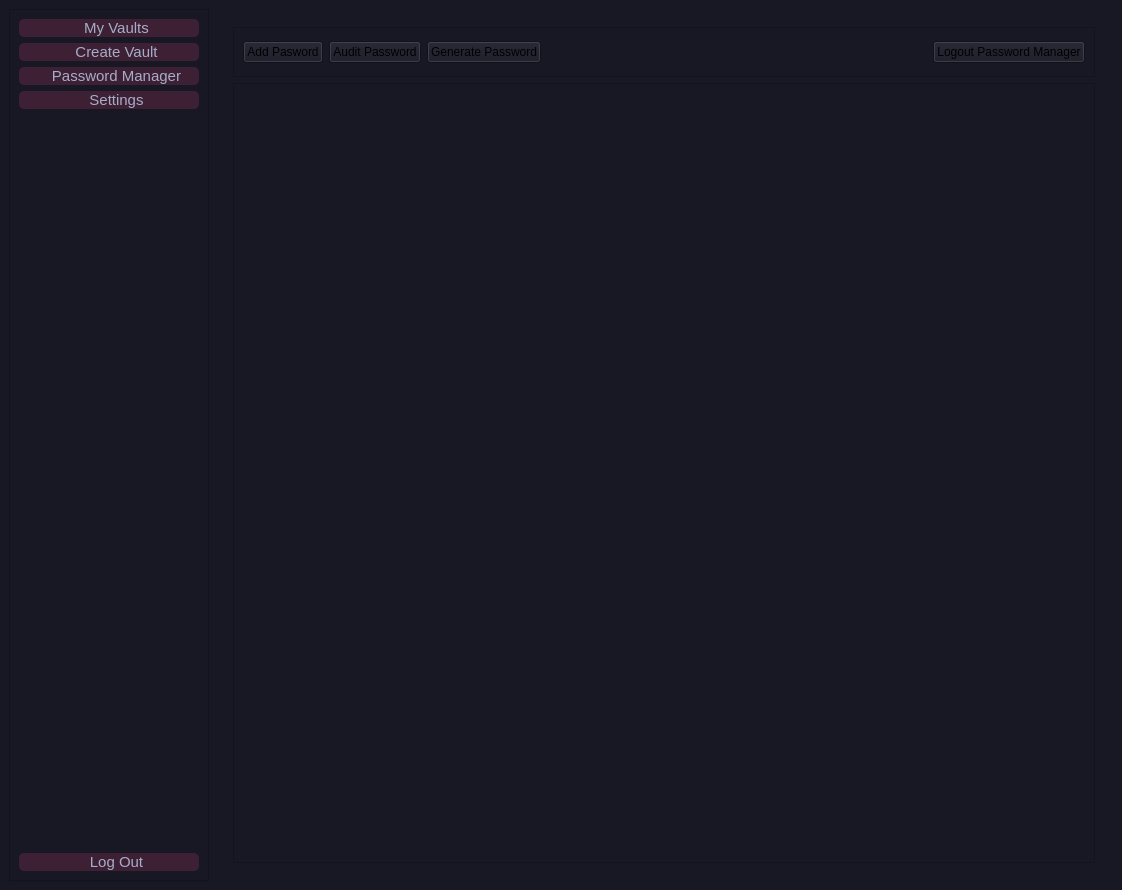
Ghospicer/SiriusVault, file SiriusVaultGUI/src/main_menu.ui: the form before one commit.
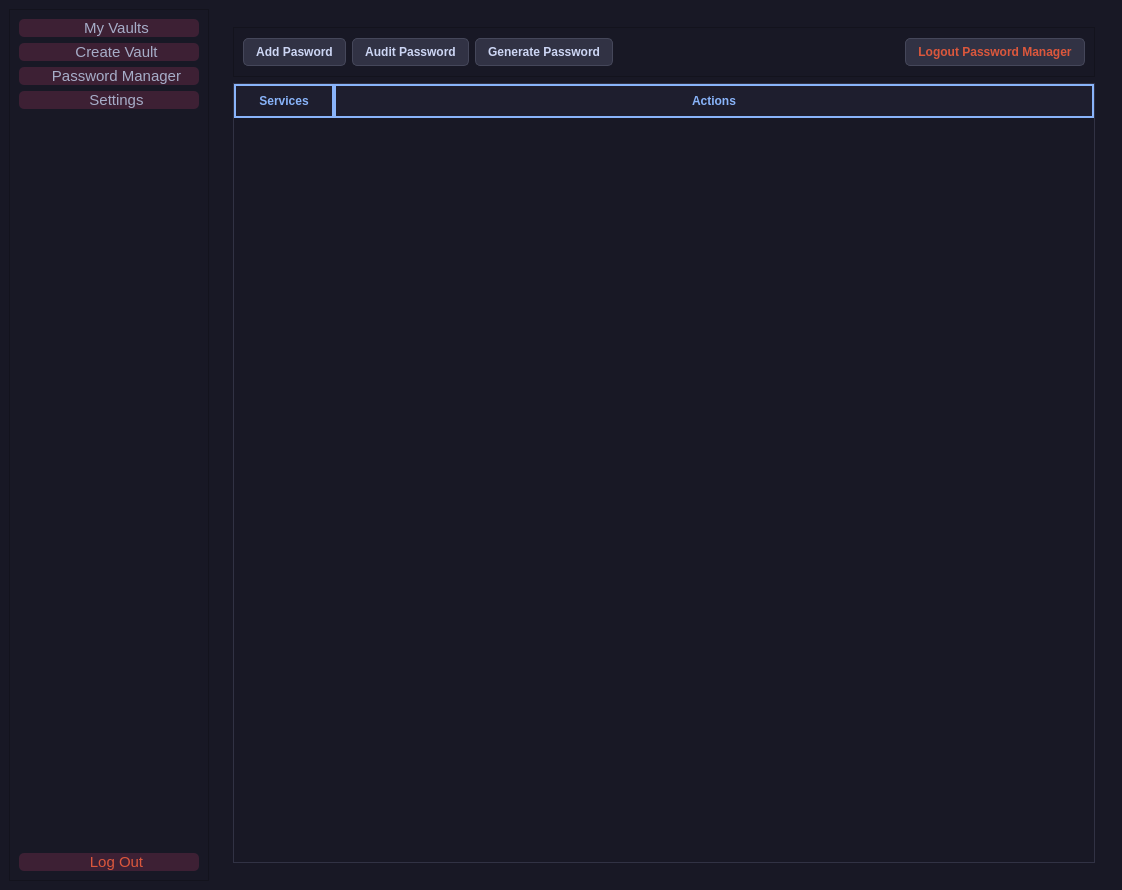
The form after the commit. The open tabs and pages were chosen to show the change. Icons and pictures are not drawn.

Commit message:
Ongoing UI design.
Added some dialogs.

```diff
--- a/SiriusVaultGUI/src/main_menu.ui
+++ b/SiriusVaultGUI/src/main_menu.ui
@@ -194,7 +194,7 @@
     text-align: center;
     padding-left: 15px;
     border: 2px;
-    color: #a6adc8;
+    color: #dc573c;
     font-size: 11pt;
     background-color: #3d2034;
     border-radius: 5px;
@@ -653,6 +653,22 @@
               <layout class="QHBoxLayout" name="horizontalLayout_2">
                <item>
                 <widget class="QPushButton" name="btn_pm_add">
+                 <property name="styleSheet">
+                  <string notr="true">QPushButton {
+    background-color: #313244;
+    color: #cdd6f4;
+    border: 1px solid #45475a;
+    border-radius: 5px;
+    padding: 6px 12px;
+    font-weight: bold;
+}
+
+QPushButton:hover {
+    background-color: #45475a;
+    color: #ffffff;
+    border-color: #89b4fa;
+}</string>
+                 </property>
                  <property name="text">
                   <string>Add Pasword</string>
                  </property>
@@ -660,6 +676,22 @@
                </item>
                <item>
                 <widget class="QPushButton" name="btn_pm_audit">
+                 <property name="styleSheet">
+                  <string notr="true">QPushButton {
+    background-color: #313244;
+    color: #cdd6f4;
+    border: 1px solid #45475a;
+    border-radius: 5px;
+    padding: 6px 12px;
+    font-weight: bold;
+}
+
+QPushButton:hover {
+    background-color: #45475a;
+    color: #ffffff;
+    border-color: #89b4fa;
+}</string>
+                 </property>
                  <property name="text">
                   <string>Audit Password</string>
                  </property>
@@ -667,6 +699,22 @@
                </item>
                <item>
                 <widget class="QPushButton" name="btn_pm_gen">
+                 <property name="styleSheet">
+                  <string notr="true">QPushButton {
+    background-color: #313244;
+    color: #cdd6f4;
+    border: 1px solid #45475a;
+    border-radius: 5px;
+    padding: 6px 12px;
+    font-weight: bold;
+}
+
+QPushButton:hover {
+    background-color: #45475a;
+    color: #ffffff;
+    border-color: #89b4fa;
+}</string>
+                 </property>
                  <property name="text">
                   <string>Generate Password</string>
                  </property>
@@ -687,6 +735,22 @@
                </item>
                <item>
                 <widget class="QPushButton" name="btn_pm_logout">
+                 <property name="styleSheet">
+                  <string notr="true">QPushButton {
+    background-color: #313244;
+    color: #dc573c;
+    border: 1px solid #45475a;
+    border-radius: 5px;
+    padding: 6px 12px;
+    font-weight: bold;
+}
+
+QPushButton:hover {
+    background-color: #dc573c;
+    color: #ffffff;
+    border-color: #89b4fa;
+}</string>
+                 </property>
                  <property name="text">
                   <string>Logout Password Manager</string>
                  </property>
@@ -696,7 +760,82 @@
              </widget>
             </item>
             <item>
-             <widget class="QTableWidget" name="table_pm_list"/>
+             <widget class="QTableWidget" name="table_pm_list">
+              <property name="styleSheet">
+               <string notr="true">QTableWidget {
+    background-color: #181825;
+    color: #cdd6f4;
+    gridline-color: #313244;
+    border: 1px solid #313244;
+    selection-background-color: #313244;
+    selection-color: #ffffff;
+}
+
+QHeaderView::section {
+    background-color: #1e1e2e;
+    color: #89b4fa;
+    padding: 6px;
+	border: 2px solid #89b4fa;
+    /*border-bottom: 2px solid #89b4fa;
+	border-right: 2px solid #89b4fa;
+	border-left: 2px solid #89b4fa; */
+    font-weight: bold;
+    font-family: &quot;Segoe UI&quot;;
+}
+
+QTableCornerButton::section {
+    background-color: #1e1e2e;
+    border: none;
+    border-bottom: 2px solid #89b4fa;
+}
+
+QScrollBar:vertical {
+    border: none;
+    background: #181825;
+    width: 10px;
+    margin: 0px;
+}
+QScrollBar::handle:vertical {
+    background: #45475a;
+    min-height: 20px;
+    border-radius: 5px;
+}
+QScrollBar::add-line:vertical, QScrollBar::sub-line:vertical {
+    background: none;
+}</string>
+              </property>
+              <property name="editTriggers">
+               <set>QAbstractItemView::NoEditTriggers</set>
+              </property>
+              <property name="alternatingRowColors">
+               <bool>true</bool>
+              </property>
+              <property name="selectionMode">
+               <enum>QAbstractItemView::ExtendedSelection</enum>
+              </property>
+              <property name="selectionBehavior">
+               <enum>QAbstractItemView::SelectRows</enum>
+              </property>
+              <property name="showGrid">
+               <bool>false</bool>
+              </property>
+              <attribute name="horizontalHeaderStretchLastSection">
+               <bool>true</bool>
+              </attribute>
+              <attribute name="verticalHeaderVisible">
+               <bool>false</bool>
+              </attribute>
+              <column>
+               <property name="text">
+                <string>Services</string>
+               </property>
+              </column>
+              <column>
+               <property name="text">
+                <string>Actions</string>
+               </property>
+              </column>
+             </widget>
             </item>
            </layout>
           </widget>
```
Left out of the diff: 177 changed lines with no effect on the pictures. The commit also changes 3 other files.
